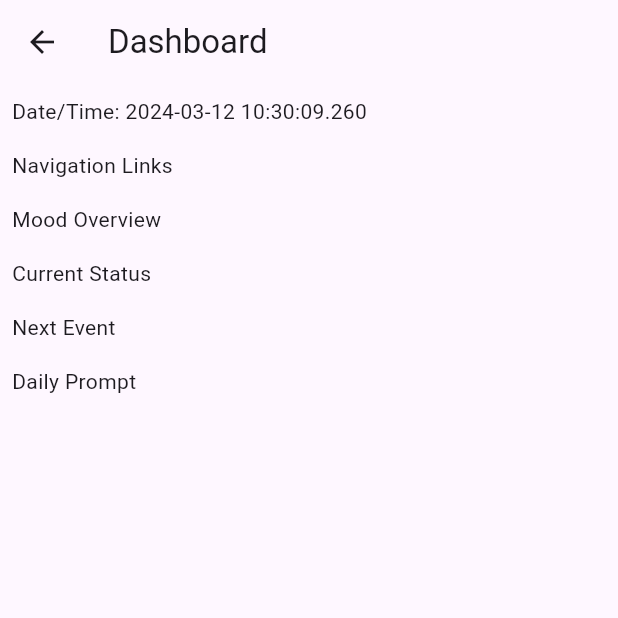
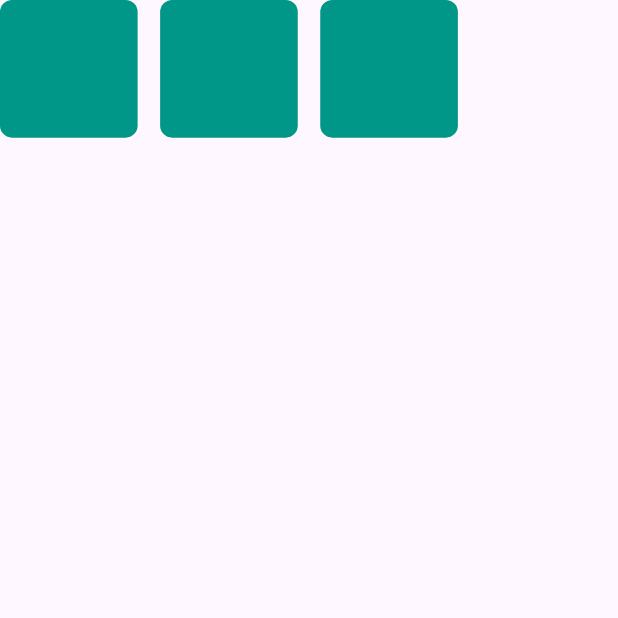
Before and after one commit to WillssEdgar/MoodWaves, a Flutter app: the DashboardPage screen opened directly, on a phone screen of 412 x 824 dp, the top half of it. Run offline on Flutter 3.47's test engine with Material 3 defaults, Android fonts, the light colour scheme and no system bars.

Commit message:
basic widget cards

```diff
--- /dev/null
+++ b/lib/config/dash_palette.dart
@@ -0,0 +1,5 @@
+import 'package:flutter/material.dart';
+
+const cardBackgroundColor = Color(0xff009688);
+const primaryColor = Color(0x0ff2122d);
+const secondaryColor = Color(0xffffffff);
--- /dev/null
+++ b/lib/config/dash_style.dart
@@ -0,0 +1,12 @@
+import 'package:flutter/material.dart';
+
+class DashStyle {
+  static const dashButtonTextStyle =
+      TextStyle(fontSize: 16.0, fontWeight: FontWeight.w600);
+
+  static const dashChartLabelTextStyle = TextStyle(
+      color: Colors.grey, fontSize: 14.0, fontWeight: FontWeight.w500);
+
+  static const dashTabTextStyle =
+      TextStyle(fontSize: 16.0, fontWeight: FontWeight.w600);
+}
--- /dev/null
+++ b/lib/data/card_details.dart
@@ -0,0 +1,17 @@
+import 'package:flutter/material.dart';
+import 'package:mood_waves/model/card_model.dart';
+
+class CardDetails {
+  final cardData = const [
+    CardModel(
+        icon: Icons.event, value: "Mental Health Event", title: "Next Event"),
+    CardModel(
+        icon: Icons.assignment,
+        value: "Write about life",
+        title: "Journal Prompt"),
+    CardModel(
+        icon: Icons.emoji_events,
+        value: "Gold Level",
+        title: "Your Reward Level"),
+  ];
+}
--- /dev/null
+++ b/lib/model/card_model.dart
@@ -0,0 +1,10 @@
+import 'package:flutter/widgets.dart';
+
+class CardModel {
+  final IconData icon;
+  final String value;
+  final String title;
+
+  const CardModel(
+      {required this.icon, required this.value, required this.title});
+}
--- a/lib/screens/dashboard.dart
+++ b/lib/screens/dashboard.dart
@@ -1,48 +1,9 @@
 import 'package:flutter/material.dart';
+import 'package:mood_waves/widgets/dashboard_widget.dart';
 
 class DashboardPage extends StatelessWidget {
   @override
   Widget build(BuildContext context) {
-    return Scaffold(
-      appBar: AppBar(
-        title: const Text('Dashboard'),
-      ),
-      body: SingleChildScrollView(
-        child: Column(
-          crossAxisAlignment: CrossAxisAlignment.start,
-          children: <Widget>[
-            Padding(
-              padding: const EdgeInsets.all(8.0),
-              child: Text(
-                  'Date/Time: ${DateTime.now()}'), // Display current date/time
-            ),
-            const Padding(
-              padding: EdgeInsets.all(8.0),
-              child:
-                  Text('Navigation Links'), // Placeholder for navigation links
-            ),
-            const Padding(
-              padding: EdgeInsets.all(8.0),
-              child:
-                  Text('Mood Overview'), // Placeholder for mood data overview
-            ),
-            const Padding(
-              padding: EdgeInsets.all(8.0),
-              child: Text(
-                  'Current Status'), // Placeholder for tracking current level, days logged, etc.
-            ),
-            const Padding(
-              padding: EdgeInsets.all(8.0),
-              child:
-                  Text('Next Event'), // Placeholder for next event information
-            ),
-            const Padding(
-              padding: EdgeInsets.all(8.0),
-              child: Text('Daily Prompt'), // Placeholder for daily prompt
-            ),
-          ],
-        ),
-      ),
-    );
+    return const Scaffold(body: SafeArea(child: DashboardWidget()));
   }
 }
--- /dev/null
+++ b/lib/widgets/custom_card_widget.dart
@@ -0,0 +1,23 @@
+import 'package:flutter/material.dart';
+import 'package:mood_waves/config/dash_palette.dart';
+
+class CustomCard extends StatelessWidget {
+  final Widget child;
+  final Color? color;
+  final EdgeInsetsGeometry? padding;
+
+  const CustomCard({super.key, this.color, this.padding, required this.child});
+
+  @override
+  Widget build(BuildContext context) {
+    return Container(
+        decoration: BoxDecoration(
+          borderRadius: const BorderRadius.all(Radius.circular(8.0)),
+          color: color ?? cardBackgroundColor,
+        ),
+        child: Padding(
+          padding: padding ?? const EdgeInsets.all(12),
+          child: child,
+        ));
+  }
+}
--- /dev/null
+++ b/lib/widgets/dashboard_widget.dart
@@ -0,0 +1,15 @@
+import 'package:flutter/material.dart';
+import 'package:mood_waves/widgets/details_card.dart';
+
+class DashboardWidget extends StatelessWidget {
+  const DashboardWidget({super.key});
+
+  @override
+  Widget build(BuildContext context) {
+    return const Column(
+      children: [
+        DetailsCard(),
+      ],
+    );
+  }
+}
--- /dev/null
+++ b/lib/widgets/details_card.dart
@@ -0,0 +1,21 @@
+import 'package:flutter/material.dart';
+import 'package:mood_waves/data/card_details.dart';
+import 'package:mood_waves/widgets/custom_card_widget.dart';
+
+class DetailsCard extends StatelessWidget {
+  const DetailsCard({super.key});
+
+  @override
+  Widget build(BuildContext context) {
+    final studentDetails = CardDetails();
+
+    return GridView.builder(
+      itemCount: studentDetails.cardData.length,
+      shrinkWrap: true,
+      physics: const ScrollPhysics(),
+      gridDelegate: const SliverGridDelegateWithFixedCrossAxisCount(
+          crossAxisCount: 4, crossAxisSpacing: 15, mainAxisSpacing: 12.0),
+      itemBuilder: (context, index) => CustomCard(child: Container()),
+    );
+  }
+}
--- a/pubspec.yaml
+++ b/pubspec.yaml
@@ -12,6 +12,9 @@ dependencies:
 
   cupertino_icons: ^1.0.2
   intl: ^0.19.0
+  bubble_tab_indicator: ^0.1.4
+  fl_chart: ^0.62.0
+
 dev_dependencies:
   flutter_test:
     sdk: flutter
```
Also changed, not shown: pubspec.lock.
